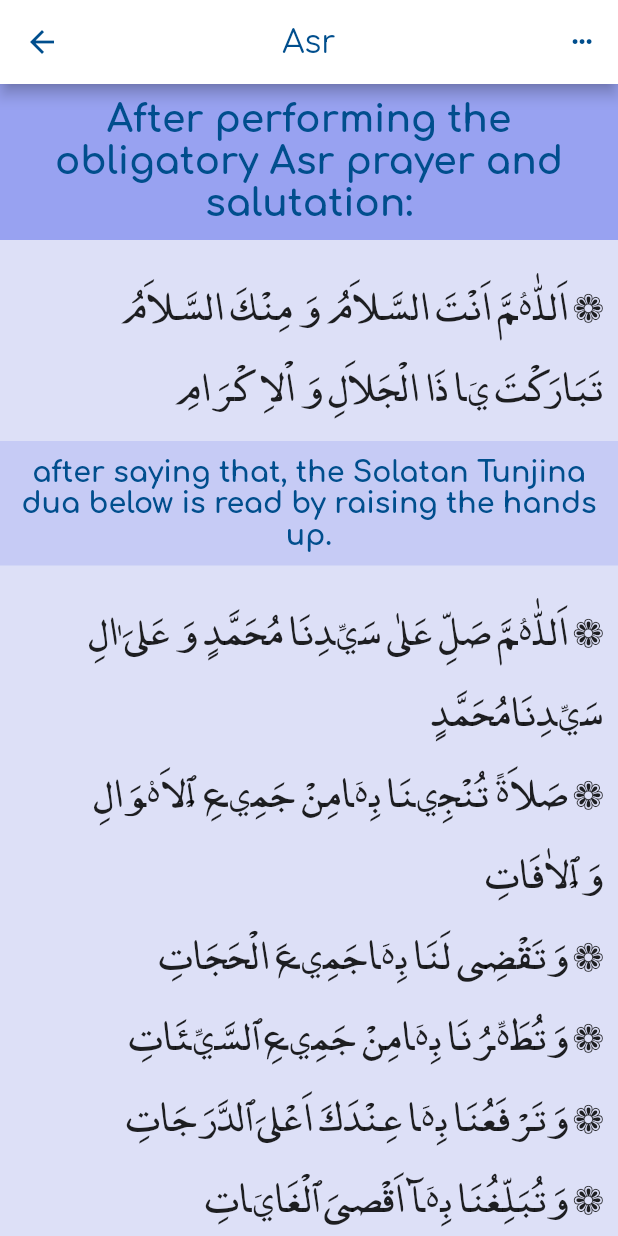
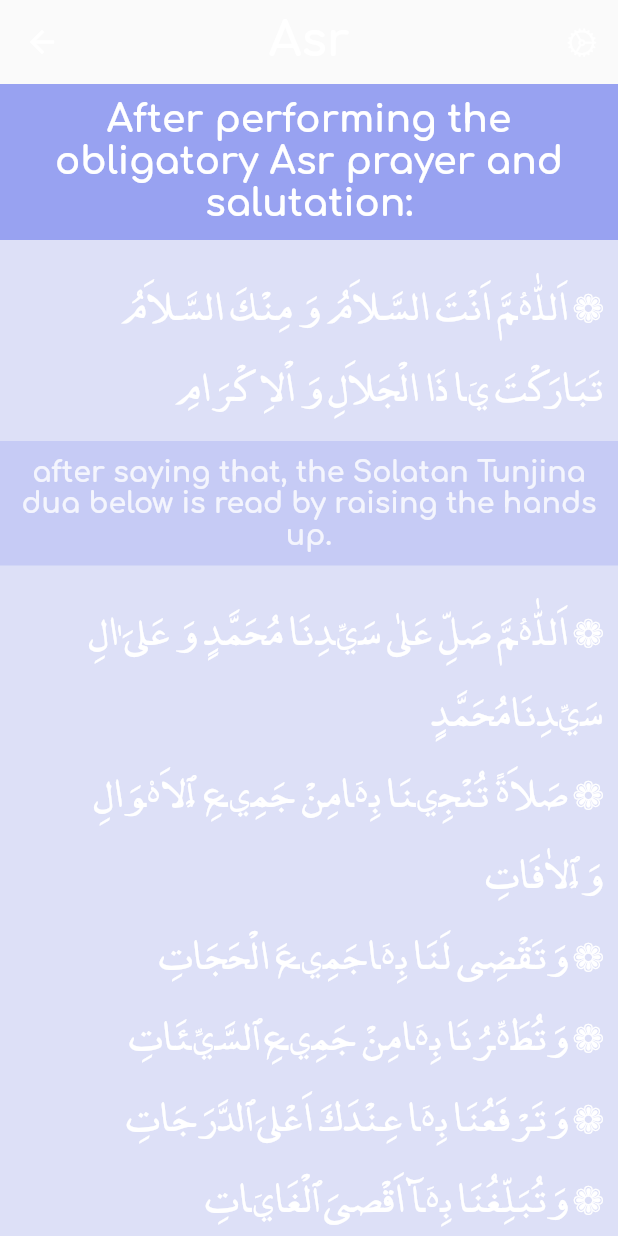
Before and after one commit to Isko21/Mi-raj, a Flutter app: the Asr screen opened by its route, on a phone screen of 412 x 824 dp. Run offline on Flutter 3.47's test engine with Material 2 defaults, Android fonts, the phone set to English and light mode, and no system bars; our stand-ins replace adhan, audioplayers, auto_size_text, firebase_auth, firebase_core, flutter_svg and 12 more; missing offline and left inert: cloud_firestore_web, connectivity_for_web, firebase_auth_web, firebase_core_web, flutter_keyboard_visibility_web, flutter_qiblah and 6 more; accounts and stored records are empty.

Commit message:
components are updated

```diff
--- a/lib/components/appbar.dart
+++ b/lib/components/appbar.dart
@@ -1,7 +1,7 @@
+import 'package:flutter/cupertino.dart';
 import 'package:flutter/material.dart';
 import 'package:daily_muslim/animations/bottom_animation.dart';
 import 'package:daily_muslim/components/properties.dart';
-import 'package:font_awesome_flutter/font_awesome_flutter.dart';
 
 // ignore: must_be_immutable
 class AppBarCustom extends StatelessWidget with PreferredSizeWidget {
@@ -35,15 +35,19 @@ class AppBarWithSetState extends StatelessWidget with PreferredSizeWidget {
   Widget build(BuildContext context) {
     return AppBar(
       centerTitle: true,
-      iconTheme: IconThemeData(color: colorStr),
-      title: Text(title, style: TextStyle(fontSize: 21, color: colorStr)),
-      backgroundColor: white,
+      elevation: 0,
+      title: WidgetAnimator(
+          child: Text(title,
+              style: TextStyle(
+                  color: white, fontWeight: FontWeight.bold, fontSize: 31))),
+      backgroundColor: Colors.transparent,
       actions: [
-        IconButton(
+        WidgetAnimator(
+          child: IconButton(
               onPressed: () => showModalBottomSheet(
-                backgroundColor: Color.fromARGB(255, 235, 231, 231),
+                  backgroundColor: color.withAlpha(200),
                   isScrollControlled: true,
-                elevation: 2.0,
+                  elevation: 1.0,
                   shape: RoundedRectangleBorder(
                     borderRadius: BorderRadius.only(
                         topLeft: Radius.circular(15),
@@ -52,9 +56,10 @@ class AppBarWithSetState extends StatelessWidget with PreferredSizeWidget {
                   context: context,
                   builder: (context) => buildSheet(change)),
               // ignore: deprecated_member_use
-            icon: Icon(FontAwesomeIcons.ellipsisH),
-            color: colorStr,
-            iconSize: 15),
+              icon: Icon(CupertinoIcons.settings),
+              color: white,
+              iconSize: 20),
+        ),
       ],
     );
   }
@@ -70,22 +75,20 @@ Widget buildSheet(Function change) => Container(
           height: 5,
           width: 50,
           decoration: BoxDecoration(
-              color: Colors.grey[500],
-              borderRadius: BorderRadius.all(Radius.circular(8))),
+              color: white, borderRadius: BorderRadius.all(Radius.circular(8))),
         ),
         Theme(
           data: ThemeData().copyWith(dividerColor: Colors.transparent),
           child: ExpansionTile(
             initiallyExpanded: false,
-            collapsedIconColor: colorStr,
-            iconColor: colorStr,
-            textColor: colorStr,
+            collapsedIconColor: white,
+            iconColor: white,
+            textColor: white,
             title: Padding(
                 padding: const EdgeInsets.all(4.0),
                 child: Text(
                   "Language",
-                  style:
-                      TextStyle(color: colorStr, fontWeight: FontWeight.bold),
+                  style: TextStyle(color: white, fontWeight: FontWeight.bold),
                 )),
             children: [
               Card(
--- a/lib/components/tasbih.dart
+++ b/lib/components/tasbih.dart
@@ -18,7 +18,7 @@ class Description extends StatelessWidget {
             child: Text(
                 "After performing the obligatory Fajr prayer and salutation:",
                 style: TextStyle(
-                    color: colorStr, fontSize: 25, fontWeight: FontWeight.bold),
+                    color: white, fontSize: 25, fontWeight: FontWeight.bold),
                 textAlign: TextAlign.center),
           );
         case "Бешим":
@@ -28,7 +28,7 @@ class Description extends StatelessWidget {
             child: Text(
                 "After performing the obligatory Dhuhr prayer and salutation:",
                 style: TextStyle(
-                    color: colorStr, fontSize: 25, fontWeight: FontWeight.bold),
+                    color: white, fontSize: 25, fontWeight: FontWeight.bold),
                 textAlign: TextAlign.center),
           );
         case "Аср":
@@ -38,7 +38,7 @@ class Description extends StatelessWidget {
             child: Text(
                 "After performing the obligatory Asr prayer and salutation:",
                 style: TextStyle(
-                    color: colorStr, fontSize: 25, fontWeight: FontWeight.bold),
+                    color: white, fontSize: 25, fontWeight: FontWeight.bold),
                 textAlign: TextAlign.center),
           );
         case "Шам":
@@ -48,7 +48,7 @@ class Description extends StatelessWidget {
             child: Text(
                 "After performing the obligatory Maghrib prayer and salutation:",
                 style: TextStyle(
-                    color: colorStr, fontSize: 25, fontWeight: FontWeight.bold),
+                    color: white, fontSize: 25, fontWeight: FontWeight.bold),
                 textAlign: TextAlign.center),
           );
         case "Куптан":
@@ -58,7 +58,7 @@ class Description extends StatelessWidget {
             child: Text(
                 "After performing the obligatory Isha prayer and salutation:",
                 style: TextStyle(
-                    color: colorStr, fontSize: 25, fontWeight: FontWeight.bold),
+                    color: white, fontSize: 25, fontWeight: FontWeight.bold),
                 textAlign: TextAlign.center),
           );
       }
@@ -68,8 +68,8 @@ class Description extends StatelessWidget {
       padding: EdgeInsets.all(10),
       child: Text(
         text + ' намаздын парзы окулуп, салам берилгенден кийин:',
-        style: TextStyle(
-            color: colorStr, fontSize: 25, fontWeight: FontWeight.bold),
+        style:
+            TextStyle(color: white, fontSize: 25, fontWeight: FontWeight.bold),
         textAlign: TextAlign.center,
       ),
     );
@@ -90,7 +90,7 @@ class Nav extends StatelessWidget {
       child: Text(
         isArabic ? textAr : textRu,
         style: TextStyle(
-          color: colorStr,
+          color: white.withOpacity(0.8),
           fontSize: 19,
           fontWeight: FontWeight.bold,
         ),
@@ -118,7 +118,7 @@ class Solatan extends StatelessWidget {
     return Container(
       padding: isArab
           ? EdgeInsets.fromLTRB(5, 0, 10, 10)
-          : EdgeInsets.fromLTRB(5, 5, 5, 20),
+          : EdgeInsets.fromLTRB(5, 5, 5, 10),
       child: Column(
         children: <Widget>[
           bis
@@ -129,12 +129,12 @@ class Solatan extends StatelessWidget {
                   child: isArab
                       ? Image.asset(
                           'assets/img/bismi.png',
-                          height: 200,
+                          height: 150,
                         )
                       : Text(bismiRU,
                           textAlign: TextAlign.center,
                           style: TextStyle(
-                              color: colorStr,
+                              color: white,
                               fontWeight: FontWeight.bold,
                               fontSize: 21,
                               fontFamily: 'Comfortaa')),
@@ -144,14 +144,17 @@ class Solatan extends StatelessWidget {
               ? Text(
                   rus,
                   textAlign: TextAlign.center,
-                  style: TextStyle(fontSize: 20),
+                  style: TextStyle(
+                      fontSize: 20, fontFamily: 'Roboto', color: white),
                 )
               : Text(
                   arab,
                   textAlign: TextAlign.right,
                   textDirection: TextDirection.rtl,
-                  style:
-                      TextStyle(fontSize: height * 0.03, fontFamily: 'Noore'),
+                  style: TextStyle(
+                      fontSize: height * 0.03,
+                      color: white,
+                      fontFamily: 'Noore'),
                 ),
         ],
       ),
@@ -164,7 +167,7 @@ Widget divider() => Container(
       child: Center(
         child: Text(
           '❁  ❁  ❁  ❁  ❁',
-          style: TextStyle(color: colorStr, fontSize: 30),
+          style: TextStyle(color: white, fontSize: 30),
         ),
       ),
     );
@@ -232,14 +235,15 @@ class _CounterState extends State<Counter> {
               widget.isArabic ? widget.ar : widget.ru,
               textAlign: TextAlign.center,
               style: TextStyle(
-                  color: black,
+                  color: white,
                   fontSize: widget.isArabic ? 28 : 20,
                   fontFamily: widget.isArabic ? 'Noore' : null),
             ),
+            SizedBox(height: 0),
             Text(
               '$first/${widget.max}',
               style: TextStyle(
-                  color: black, fontSize: 21, fontWeight: FontWeight.bold),
+                  color: white, fontSize: 21, fontWeight: FontWeight.bold),
             ),
           ],
         ),
```
Also changed, not shown: lib/components/header.dart (+14 -5 lines), lib/components/navbar.dart (+0 -7 lines), lib/components/properties.dart (+10 -7 lines). Lines whose indentation alone changed are shown as unchanged.
